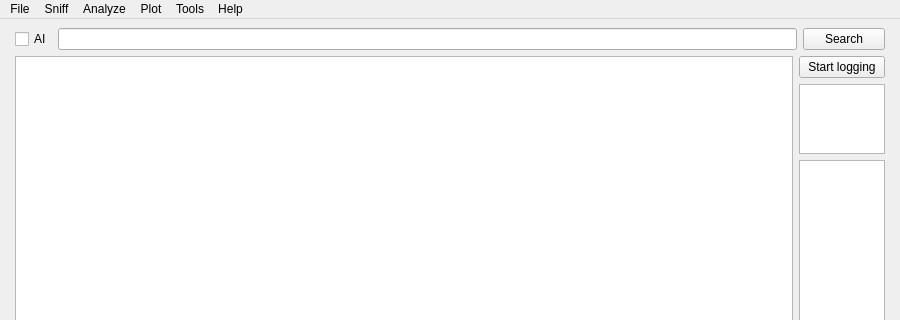
Qt form ui/mainWindow.ui (IvanGranero/pktAnalyzer) before a commit; both pictures show x 0 to 900 and y 0 to 320 of the 900 by 800 pixel window.
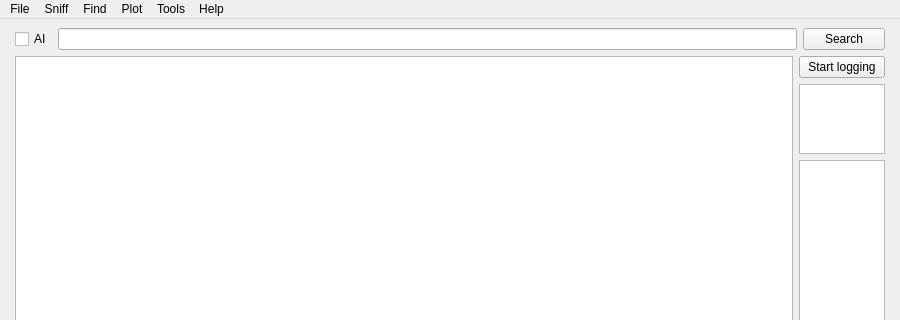
The same form after that commit.

Commit message: find strings dialog

Diff of the .ui file:
```diff
--- a/ui/mainWindow.ui
+++ b/ui/mainWindow.ui
@@ -130,15 +130,6 @@
     <addaction name="actionOpen"/>
     <addaction name="actionSave"/>
    </widget>
-   <widget class="QMenu" name="menuAnalysis">
-    <property name="title">
-     <string>Analyze</string>
-    </property>
-    <addaction name="separator"/>
-    <addaction name="actionAscii"/>
-    <addaction name="actionbase64"/>
-    <addaction name="actionCorrelation"/>
-   </widget>
    <widget class="QMenu" name="menuSniff">
     <property name="title">
      <string>Sniff</string>
@@ -168,9 +159,16 @@
     <addaction name="actionUser_s_Guide"/>
     <addaction name="actionAbout"/>
    </widget>
+   <widget class="QMenu" name="menuFind">
+    <property name="title">
+     <string>Find</string>
+    </property>
+    <addaction name="actionFind"/>
+    <addaction name="actionbase64"/>
+   </widget>
    <addaction name="menuFile"/>
    <addaction name="menuSniff"/>
-   <addaction name="menuAnalysis"/>
+   <addaction name="menuFind"/>
    <addaction name="menuPlot"/>
    <addaction name="menuTOols"/>
    <addaction name="menuHelp"/>
```
Left out of the diff: 5 changed lines with no effect on the pictures. The commit also changes 863 other files.
